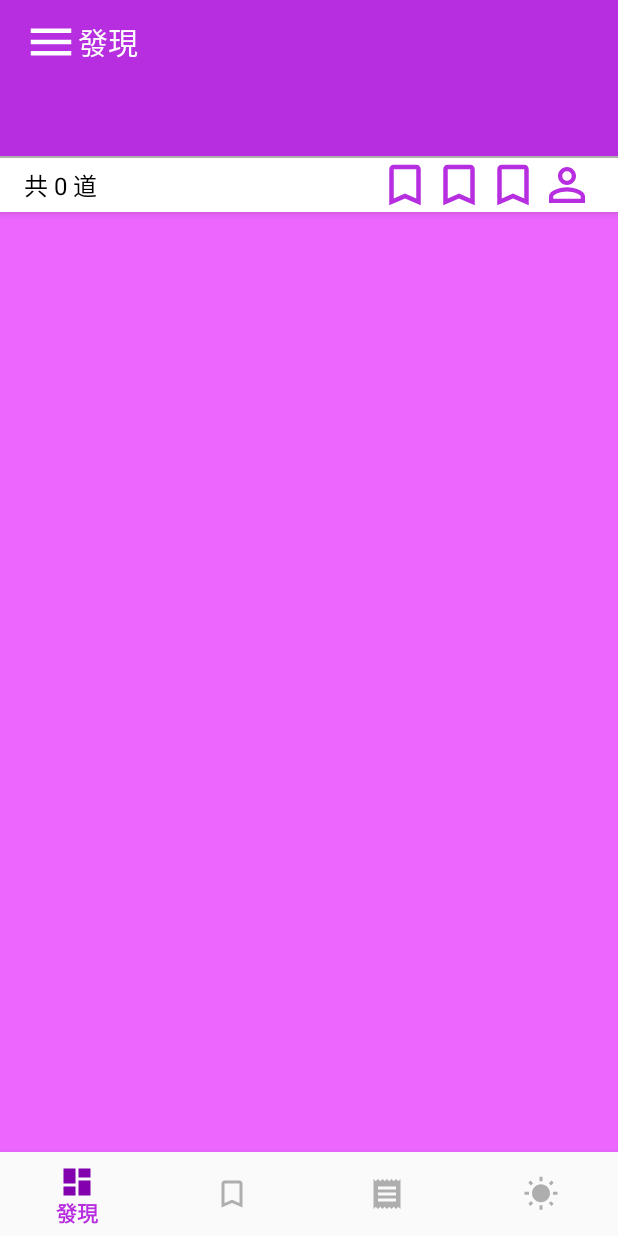
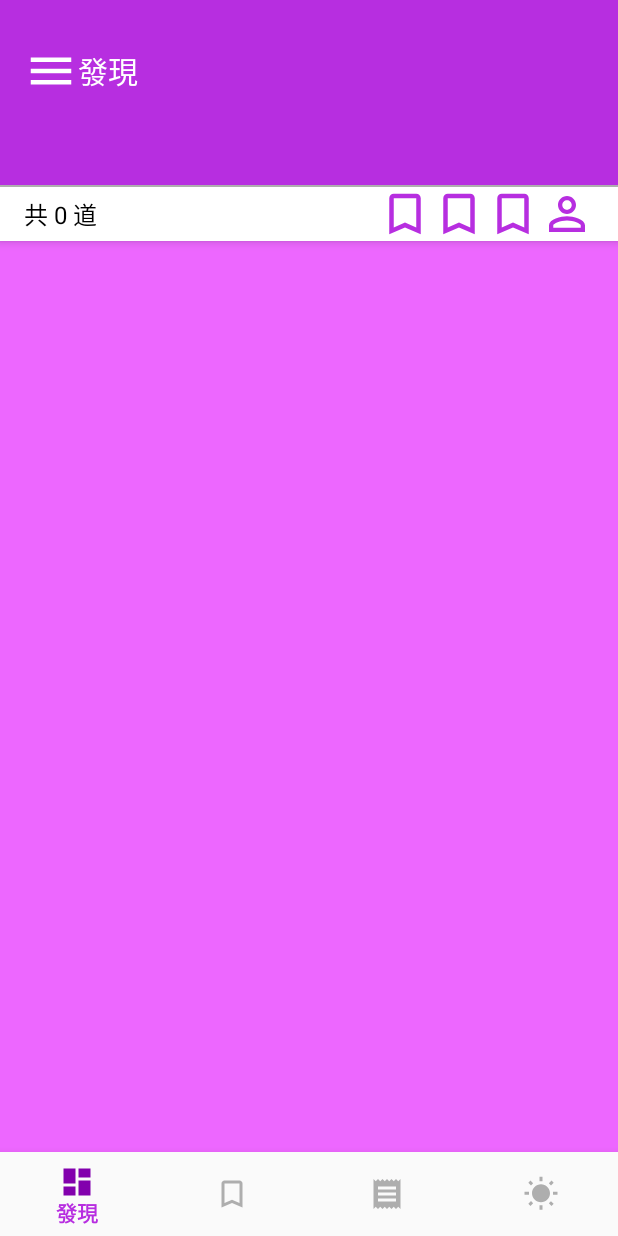
Before and after one commit to paulayan0000/BeChef, an Android app: the layout activity_bechef.xml on its own in the app's theme, with its tools: preview values and no code run, on a phone screen of 412 x 824 dp. Run offline under Robolectric (Android 15) with nearby library versions, the phone set to English and light mode, and no system bars.

Commit message:
Add textview for statusbar region.

```diff
--- a/app/src/main/res/layout/activity_bechef.xml
+++ b/app/src/main/res/layout/activity_bechef.xml
@@ -7,13 +7,21 @@
     android:layout_height="match_parent"
     tools:context=".activities.BeChefActivity">
 
+    <TextView
+        android:id="@+id/textview_statusbar"
+        android:layout_width="match_parent"
+        android:layout_height="0px"
+        android:background="@color/colorPrimary"
+        android:text=""
+        app:layout_constraintTop_toTopOf="parent"
+        app:layout_constraintLeft_toLeftOf="parent"/>
+
     <androidx.coordinatorlayout.widget.CoordinatorLayout
         android:id="@+id/container"
         android:layout_width="match_parent"
         android:layout_height="0dp"
-        android:background="@color/colorPrimary"
         app:layout_constraintBottom_toTopOf="@id/navigation"
-        app:layout_constraintTop_toTopOf="parent">
+        app:layout_constraintTop_toBottomOf="@id/textview_statusbar">
 
         <com.google.android.material.appbar.AppBarLayout
             android:id="@+id/appbar"
```
Also changed, not shown: app/src/main/java/com/paula/android/bechef/activities/BaseActivity.java (+16 -3 lines), app/src/main/java/com/paula/android/bechef/activities/BeChefActivity.java (+2 -9 lines), 1 other file.
